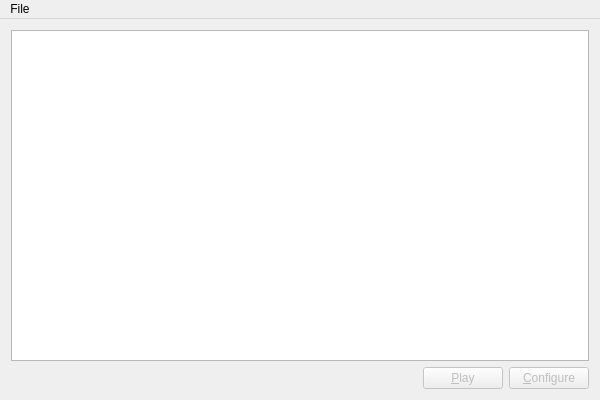
Above: source/mainwindow.ui from martin-kudlicka/roulette-bot before the change. Below: the same form after it.
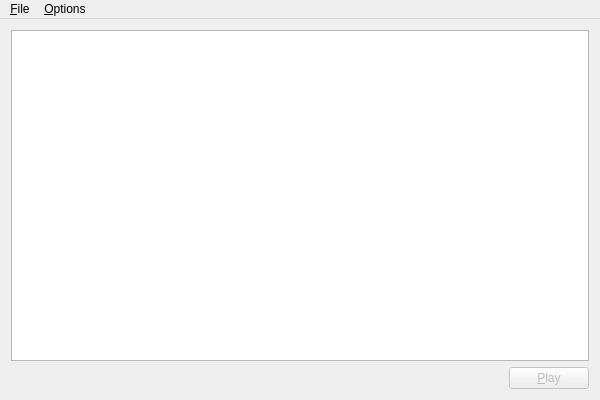
That is the form after the change.

Commit message: - configure button + casinos configurable in options

```diff
--- a/source/mainwindow.ui
+++ b/source/mainwindow.ui
@@ -47,16 +47,6 @@
         </property>
        </widget>
       </item>
-      <item>
-       <widget class="QPushButton" name="qpbConfigure">
-        <property name="enabled">
-         <bool>false</bool>
-        </property>
-        <property name="text">
-         <string>&amp;Configure</string>
-        </property>
-       </widget>
-      </item>
      </layout>
     </item>
    </layout>
@@ -72,11 +62,18 @@
    </property>
    <widget class="QMenu" name="menuFile">
     <property name="title">
-     <string>File</string>
+     <string>&amp;File</string>
     </property>
     <addaction name="qaExit"/>
    </widget>
+   <widget class="QMenu" name="menu_Options">
+    <property name="title">
+     <string>&amp;Options</string>
+    </property>
+    <addaction name="qaSettings"/>
+   </widget>
    <addaction name="menuFile"/>
+   <addaction name="menu_Options"/>
   </widget>
   <action name="qaExit">
    <property name="text">
```
Left out of the diff: 5 changed lines with no effect on the pictures. The commit also changes 12 other files.
